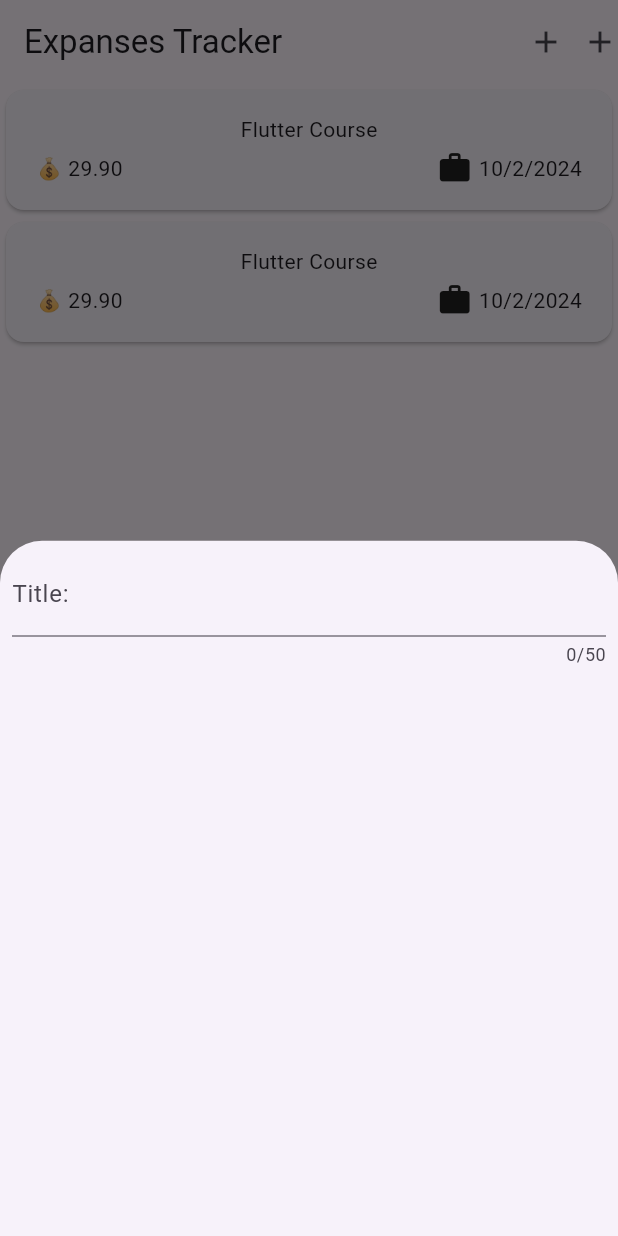
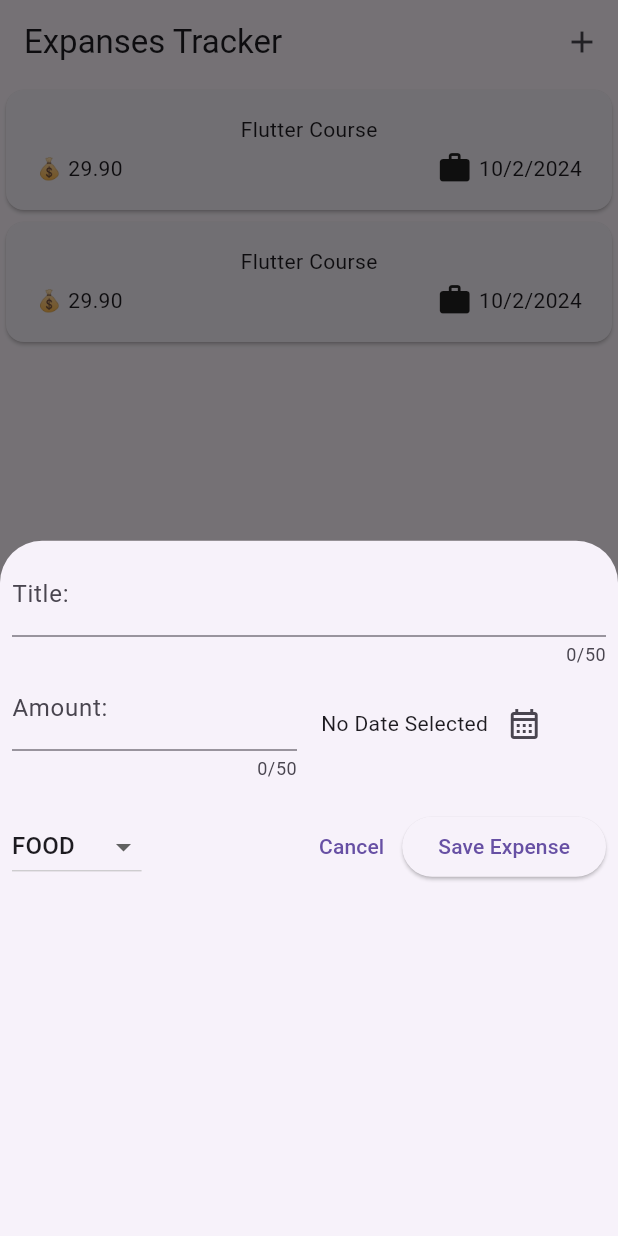
Before and after one commit to asmasw6/Expanses-Tracker-app, a Flutter app: the screen it shows after launch, after a tap on the "add" icon, on a phone screen of 412 x 824 dp. Run offline on Flutter 3.47's test engine with Material 3 defaults, Android fonts, the phone set to English and light mode, and no system bars.

Commit message:
add showModalBottomSheet, dialog, textField, dropDownButton, validation

```diff
--- a/lib/widgets/expanses.dart
+++ b/lib/widgets/expanses.dart
@@ -26,6 +26,12 @@ class _ExpansesState extends State<Expanses> {
     ),
   ];
 
+  void addExpanse(Expanse expanse) {
+    setState(() {
+      _registeredExpenses.add(expanse);
+    });
+  }
+
   @override
   Widget build(BuildContext context) {
     return Scaffold(
@@ -37,13 +43,12 @@ class _ExpansesState extends State<Expanses> {
               showModalBottomSheet(
                 context: context,
                 builder: (context) {
-                  return const NewExpanse();
+                  return  NewExpanse(onAddExpanse: addExpanse ,);
                 },
               );
             },
             icon: const Icon(Icons.add),
           ),
-          Icon(Icons.add),
         ],
       ),
       body: Center(
--- a/lib/widgets/new_expanse.dart
+++ b/lib/widgets/new_expanse.dart
@@ -1,19 +1,28 @@
+import 'package:expenses/models/expanse.dart';
 import 'package:flutter/material.dart';
+import 'package:intl/intl.dart';
 
 class NewExpanse extends StatefulWidget {
-  const NewExpanse({super.key});
+  const NewExpanse({super.key, required this.onAddExpanse});
+  final void Function(Expanse expanse) onAddExpanse;
 
   @override
   State<NewExpanse> createState() => _NewExpanseState();
 }
 
 class _NewExpanseState extends State<NewExpanse> {
-  final title = TextEditingController();
+  final titleController = TextEditingController();
+  final amountController = TextEditingController();
+  DateTime? selectedDate;
+  final formatter = DateFormat.yMd();
+  Category selectedCategory = Category.food;
 
   @override
   void dispose() {
     super.dispose();
-    title
+    titleController
+        .dispose(); // when exit from page this will be dispose title controller
+    amountController
         .dispose(); // when exit from page this will be dispose title controller
   }
 
@@ -24,10 +33,128 @@ class _NewExpanseState extends State<NewExpanse> {
       child: Column(
         children: [
           TextField(
-            controller: title,
+            controller: titleController,
             maxLength: 50,
-            decoration: InputDecoration(label: Text("Title: ")),
-          )
+            decoration: const InputDecoration(
+              label: Text("Title: "),
+            ),
+          ),
+          Row(
+            children: [
+              Expanded(
+                child: TextField(
+                  controller: amountController,
+                  keyboardType: TextInputType.number,
+                  maxLength: 50,
+                  decoration: const InputDecoration(
+                    label: Text("Amount: "),
+                    prefix: Text("💰"),
+                  ),
+                ),
+              ),
+              const SizedBox(
+                width: 16,
+              ),
+              Expanded(
+                child: Row(
+                  children: [
+                    Text(
+                      selectedDate == null
+                          ? "No Date Selected"
+                          : formatter.format(selectedDate!),
+                    ),
+                    IconButton(
+                        onPressed: () {
+                          showDatePicker(
+                            context: context,
+                            initialDate: DateTime.now(),
+                            firstDate: DateTime(DateTime.now().year - 1,
+                                DateTime.now().month, DateTime.now().day),
+                            lastDate: DateTime.now(),
+                          ).then(
+                            (value) {
+                              if (value != null) {
+                                setState(() {
+                                  selectedDate = value;
+                                });
+                              }
+                            },
+                          );
+                        },
+                        icon: const Icon(Icons.calendar_month_outlined)),
+                  ],
+                ),
+              ),
+            ],
+          ),
+          const SizedBox(
+            height: 20,
+          ),
+          Row(
+            children: [
+              DropdownButton(
+                value: selectedCategory,
+                items: Category.values
+                    .map(
+                      (e) => DropdownMenuItem(
+                        value: e,
+                        child: Text(e.name.toUpperCase()),
+                      ),
+                    )
+                    .toList(),
+                onChanged: (value) {
+                  setState(() {
+                    if (value == null) return;
+                    selectedCategory = value;
+                  });
+                },
+              ),
+              const Spacer(),
+              TextButton(
+                onPressed: () => Navigator.pop(context),
+                child: const Text("Cancel"),
+              ),
+              ElevatedButton(
+                onPressed: () {
+                  final double? enteredAmount =
+                      double.tryParse(amountController.text);
+                  final bool amountInvalid =
+                      enteredAmount == null || enteredAmount <= 0;
+
+                  if (titleController.text.trim().isEmpty ||
+                      amountInvalid ||
+                      selectedDate == null) {
+                    showDialog(
+                      context: context,
+                      builder: (context) => AlertDialog(
+                        title: const Text("⚠️ Invalid Input"),
+                        content: const Text(
+                            "Please make sure valid title, amount, date and category was entered"),
+                        actions: [
+                          TextButton(
+                            onPressed: () => Navigator.pop(context),
+                            child: const Text("Ok"),
+                          ),
+                        ],
+                      ),
+                    );
+                  } else {
+                    widget.onAddExpanse(
+                      Expanse(
+                          title: titleController.text,
+                          amount: enteredAmount,
+                          date: selectedDate!,
+                          category: selectedCategory),
+                    );
+                    Navigator.pop(context);
+                  }
+                },
+                child: const Text(
+                  "Save Expense",
+                ),
+              ),
+            ],
+          ),
         ],
       ),
     );
```
